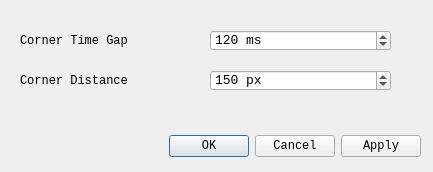
First picture: the form in settingdialog.ui, repository y-RUN-y/CursorFinder, before the edit.
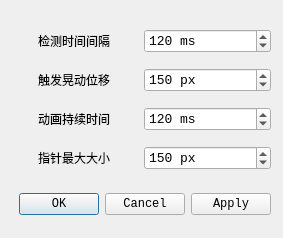
Second picture: the form after the edit.

```diff
--- a/settingdialog.ui
+++ b/settingdialog.ui
@@ -6,20 +6,213 @@
    <rect>
     <x>0</x>
     <y>0</y>
-    <width>433</width>
-    <height>172</height>
+    <width>283</width>
+    <height>238</height>
    </rect>
   </property>
   <property name="windowTitle">
    <string>Dialog</string>
   </property>
+  <widget class="QWidget" name="gridLayoutWidget">
+   <property name="geometry">
+    <rect>
+     <x>10</x>
+     <y>20</y>
+     <width>261</width>
+     <height>161</height>
+    </rect>
+   </property>
+   <layout class="QGridLayout" name="gridLayout" columnstretch="0,0">
+    <item row="1" column="0">
+     <widget class="QLabel" name="label1">
+      <property name="font">
+       <font>
+        <family>Consolas</family>
+       </font>
+      </property>
+      <property name="layoutDirection">
+       <enum>Qt::LeftToRight</enum>
+      </property>
+      <property name="text">
+       <string>检测时间间隔</string>
+      </property>
+      <property name="textFormat">
+       <enum>Qt::AutoText</enum>
+      </property>
+      <property name="alignment">
+       <set>Qt::AlignCenter</set>
+      </property>
+     </widget>
+    </item>
+    <item row="2" column="0">
+     <widget class="QLabel" name="label2">
+      <property name="font">
+       <font>
+        <family>Consolas</family>
+       </font>
+      </property>
+      <property name="layoutDirection">
+       <enum>Qt::LeftToRight</enum>
+      </property>
+      <property name="text">
+       <string>触发晃动位移</string>
+      </property>
+      <property name="alignment">
+       <set>Qt::AlignCenter</set>
+      </property>
+     </widget>
+    </item>
+    <item row="2" column="1">
+     <widget class="QSpinBox" name="spin_dist">
+      <property name="font">
+       <font>
+        <family>Consolas</family>
+        <pointsize>10</pointsize>
+       </font>
+      </property>
+      <property name="showGroupSeparator" stdset="0">
+       <bool>false</bool>
+      </property>
+      <property name="suffix">
+       <string> px</string>
+      </property>
+      <property name="minimum">
+       <number>10</number>
+      </property>
+      <property name="maximum">
+       <number>2000</number>
+      </property>
+      <property name="stepType">
+       <enum>QAbstractSpinBox::DefaultStepType</enum>
+      </property>
+      <property name="value">
+       <number>150</number>
+      </property>
+     </widget>
+    </item>
+    <item row="3" column="1">
+     <widget class="QSpinBox" name="spin_anitime">
+      <property name="font">
+       <font>
+        <family>Consolas</family>
+        <pointsize>10</pointsize>
+       </font>
+      </property>
+      <property name="suffix">
+       <string> ms</string>
+      </property>
+      <property name="minimum">
+       <number>20</number>
+      </property>
+      <property name="maximum">
+       <number>2000</number>
+      </property>
+      <property name="stepType">
+       <enum>QAbstractSpinBox::DefaultStepType</enum>
+      </property>
+      <property name="value">
+       <number>120</number>
+      </property>
+     </widget>
+    </item>
+    <item row="4" column="0">
+     <widget class="QLabel" name="label4">
+      <property name="font">
+       <font>
+        <family>Consolas</family>
+       </font>
+      </property>
+      <property name="layoutDirection">
+       <enum>Qt::LeftToRight</enum>
+      </property>
+      <property name="text">
+       <string>指针最大大小</string>
+      </property>
+      <property name="alignment">
+       <set>Qt::AlignCenter</set>
+      </property>
+     </widget>
+    </item>
+    <item row="1" column="1">
+     <widget class="QSpinBox" name="spin_gap">
+      <property name="font">
+       <font>
+        <family>Consolas</family>
+        <pointsize>10</pointsize>
+       </font>
+      </property>
+      <property name="suffix">
+       <string> ms</string>
+      </property>
+      <property name="minimum">
+       <number>20</number>
+      </property>
+      <property name="maximum">
+       <number>800</number>
+      </property>
+      <property name="stepType">
+       <enum>QAbstractSpinBox::DefaultStepType</enum>
+      </property>
+      <property name="value">
+       <number>120</number>
+      </property>
+     </widget>
+    </item>
+    <item row="3" column="0">
+     <widget class="QLabel" name="label3">
+      <property name="font">
+       <font>
+        <family>Consolas</family>
+       </font>
+      </property>
+      <property name="layoutDirection">
+       <enum>Qt::LeftToRight</enum>
+      </property>
+      <property name="text">
+       <string>动画持续时间</string>
+      </property>
+      <property name="alignment">
+       <set>Qt::AlignCenter</set>
+      </property>
+     </widget>
+    </item>
+    <item row="4" column="1">
+     <widget class="QSpinBox" name="spin_maxsize">
+      <property name="font">
+       <font>
+        <family>Consolas</family>
+        <pointsize>10</pointsize>
+       </font>
+      </property>
+      <property name="showGroupSeparator" stdset="0">
+       <bool>false</bool>
+      </property>
+      <property name="suffix">
+       <string> px</string>
+      </property>
+      <property name="minimum">
+       <number>32</number>
+      </property>
+      <property name="maximum">
+       <number>640</number>
+      </property>
+      <property name="stepType">
+       <enum>QAbstractSpinBox::DefaultStepType</enum>
+      </property>
+      <property name="value">
+       <number>150</number>
+      </property>
+     </widget>
+    </item>
+   </layout>
+  </widget>
   <widget class="QDialogButtonBox" name="buttonBox">
    <property name="geometry">
     <rect>
-     <x>80</x>
-     <y>130</y>
-     <width>341</width>
-     <height>32</height>
+     <x>10</x>
+     <y>190</y>
+     <width>261</width>
+     <height>28</height>
     </rect>
    </property>
    <property name="font">
@@ -34,119 +227,6 @@
     <set>QDialogButtonBox::Apply|QDialogButtonBox::Cancel|QDialogButtonBox::Ok</set>
    </property>
   </widget>
-  <widget class="QSpinBox" name="spin_gap">
-   <property name="geometry">
-    <rect>
-     <x>210</x>
-     <y>30</y>
-     <width>181</width>
-     <height>21</height>
-    </rect>
-   </property>
-   <property name="font">
-    <font>
-     <family>Consolas</family>
-     <pointsize>10</pointsize>
-    </font>
-   </property>
-   <property name="suffix">
-    <string> ms</string>
-   </property>
-   <property name="minimum">
-    <number>20</number>
-   </property>
-   <property name="maximum">
-    <number>800</number>
-   </property>
-   <property name="stepType">
-    <enum>QAbstractSpinBox::DefaultStepType</enum>
-   </property>
-   <property name="value">
-    <number>120</number>
-   </property>
-  </widget>
-  <widget class="QSpinBox" name="spin_dist">
-   <property name="geometry">
-    <rect>
-     <x>210</x>
-     <y>70</y>
-     <width>181</width>
-     <height>21</height>
-    </rect>
-   </property>
-   <property name="font">
-    <font>
-     <family>Consolas</family>
-     <pointsize>10</pointsize>
-    </font>
-   </property>
-   <property name="showGroupSeparator" stdset="0">
-    <bool>false</bool>
-   </property>
-   <property name="suffix">
-    <string> px</string>
-   </property>
-   <property name="minimum">
-    <number>10</number>
-   </property>
-   <property name="maximum">
-    <number>2000</number>
-   </property>
-   <property name="stepType">
-    <enum>QAbstractSpinBox::DefaultStepType</enum>
-   </property>
-   <property name="value">
-    <number>150</number>
-   </property>
-  </widget>
-  <widget class="QLabel" name="label">
-   <property name="geometry">
-    <rect>
-     <x>20</x>
-     <y>30</y>
-     <width>111</width>
-     <height>21</height>
-    </rect>
-   </property>
-   <property name="font">
-    <font>
-     <family>Consolas</family>
-    </font>
-   </property>
-   <property name="layoutDirection">
-    <enum>Qt::LeftToRight</enum>
-   </property>
-   <property name="text">
-    <string>Corner Time Gap</string>
-   </property>
-   <property name="alignment">
-    <set>Qt::AlignLeading|Qt::AlignLeft|Qt::AlignVCenter</set>
-   </property>
-  </widget>
-  <widget class="QLabel" name="label_2">
-   <property name="geometry">
-    <rect>
-     <x>20</x>
-     <y>70</y>
-     <width>121</width>
-     <height>21</height>
-    </rect>
-   </property>
-   <property name="font">
-    <font>
-     <family>Consolas</family>
-    </font>
-   </property>
-   <property name="layoutDirection">
-    <enum>Qt::LeftToRight</enum>
-   </property>
-   <property name="text">
-    <string>Corner Distance</string>
-   </property>
-   <property name="alignment">
-    <set>Qt::AlignLeading|Qt::AlignLeft|Qt::AlignVCenter</set>
-   </property>
-  </widget>
  </widget>
  <resources/>
  <connections>
```
